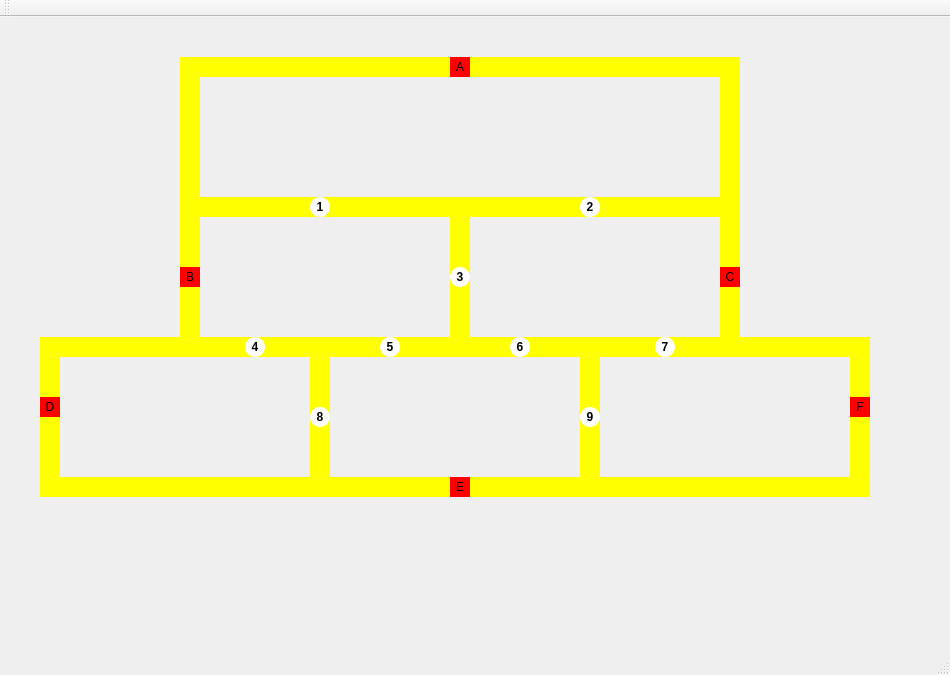
The window that mainwindow.ui (helena-varela/projeto-trem) describes before a commit, drawn with Qt 5.
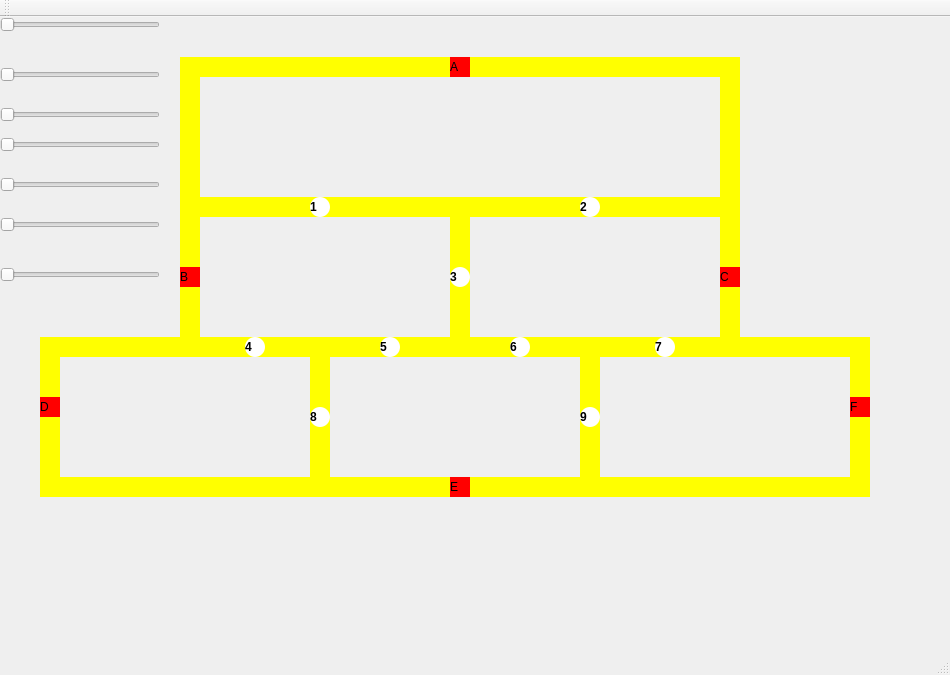
The same window after the commit.

Commit message: correções na ui e main

```diff
--- a/mainwindow.ui
+++ b/mainwindow.ui
@@ -30,10 +30,7 @@
      <string>A</string>
     </property>
     <property name="textFormat">
-     <enum>Qt::TextFormat::AutoText</enum>
-    </property>
-    <property name="alignment">
-     <set>Qt::AlignmentFlag::AlignCenter</set>
+     <enum>Qt::PlainText</enum>
     </property>
    </widget>
    <widget class="QLabel" name="label_trem2">
@@ -51,9 +48,6 @@
     <property name="text">
      <string>B</string>
     </property>
-    <property name="alignment">
-     <set>Qt::AlignmentFlag::AlignCenter</set>
-    </property>
    </widget>
    <widget class="QLabel" name="label_trem3">
     <property name="geometry">
@@ -70,9 +64,6 @@
     <property name="text">
      <string>C</string>
     </property>
-    <property name="alignment">
-     <set>Qt::AlignmentFlag::AlignCenter</set>
-    </property>
    </widget>
    <widget class="QLabel" name="label_trem4">
     <property name="geometry">
@@ -89,9 +80,6 @@
     <property name="text">
      <string>D</string>
     </property>
-    <property name="alignment">
-     <set>Qt::AlignmentFlag::AlignCenter</set>
-    </property>
    </widget>
    <widget class="QLabel" name="label_trem5">
     <property name="geometry">
@@ -108,9 +96,6 @@
     <property name="text">
      <string>E</string>
     </property>
-    <property name="alignment">
-     <set>Qt::AlignmentFlag::AlignCenter</set>
-    </property>
    </widget>
    <widget class="QLabel" name="label_trem6">
     <property name="geometry">
@@ -127,9 +112,6 @@
     <property name="text">
      <string>F</string>
     </property>
-    <property name="alignment">
-     <set>Qt::AlignmentFlag::AlignCenter</set>
-    </property>
    </widget>
    <widget class="QLabel" name="label_trilho1">
     <property name="geometry">
@@ -439,9 +421,6 @@
     <property name="text">
      <string>1</string>
     </property>
-    <property name="alignment">
-     <set>Qt::AlignmentFlag::AlignCenter</set>
-    </property>
    </widget>
    <widget class="QLabel" name="label_trem2_3">
     <property name="geometry">
@@ -463,9 +442,6 @@
     <property name="text">
      <string>2</string>
     </property>
-    <property name="alignment">
-     <set>Qt::AlignmentFlag::AlignCenter</set>
-    </property>
    </widget>
    <widget class="QLabel" name="label_trem2_4">
     <property name="geometry">
@@ -487,9 +463,6 @@
     <property name="text">
      <string>3</string>
     </property>
-    <property name="alignment">
-     <set>Qt::AlignmentFlag::AlignCenter</set>
-    </property>
    </widget>
    <widget class="QLabel" name="label_trem2_5">
     <property name="geometry">
@@ -511,9 +484,6 @@
     <property name="text">
      <string>4</string>
     </property>
-    <property name="alignment">
-     <set>Qt::AlignmentFlag::AlignCenter</set>
-    </property>
    </widget>
    <widget class="QLabel" name="label_trem2_6">
     <property name="geometry">
@@ -535,9 +505,6 @@
     <property name="text">
      <string>5</string>
     </property>
-    <property name="alignment">
-     <set>Qt::AlignmentFlag::AlignCenter</set>
-    </property>
    </widget>
    <widget class="QLabel" name="label_trem2_7">
     <property name="geometry">
@@ -559,9 +526,6 @@
     <property name="text">
      <string>6</string>
     </property>
-    <property name="alignment">
-     <set>Qt::AlignmentFlag::AlignCenter</set>
-    </property>
    </widget>
    <widget class="QLabel" name="label_trem2_8">
     <property name="geometry">
@@ -583,9 +547,6 @@
     <property name="text">
      <string>7</string>
     </property>
-    <property name="alignment">
-     <set>Qt::AlignmentFlag::AlignCenter</set>
-    </property>
    </widget>
    <widget class="QLabel" name="label_trem2_9">
     <property name="geometry">
@@ -607,9 +568,6 @@
     <property name="text">
      <string>8</string>
     </property>
-    <property name="alignment">
-     <set>Qt::AlignmentFlag::AlignCenter</set>
-    </property>
    </widget>
    <widget class="QLabel" name="label_trem2_10">
     <property name="geometry">
@@ -631,8 +589,117 @@
     <property name="text">
      <string>9</string>
     </property>
-    <property name="alignment">
-     <set>Qt::AlignmentFlag::AlignCenter</set>
+   </widget>
+   <widget class="QSlider" name="slider_a">
+    <property name="geometry">
+     <rect>
+      <x>0</x>
+      <y>0</y>
+      <width>160</width>
+      <height>16</height>
+     </rect>
+    </property>
+    <property name="maximum">
+     <number>200</number>
+    </property>
+    <property name="orientation">
+     <enum>Qt::Horizontal</enum>
+    </property>
+   </widget>
+   <widget class="QSlider" name="slider_b">
+    <property name="geometry">
+     <rect>
+      <x>0</x>
+      <y>50</y>
+      <width>160</width>
+      <height>16</height>
+     </rect>
+    </property>
+    <property name="maximum">
+     <number>200</number>
+    </property>
+    <property name="orientation">
+     <enum>Qt::Horizontal</enum>
+    </property>
+   </widget>
+   <widget class="QSlider" name="slider_c">
+    <property name="geometry">
+     <rect>
+      <x>0</x>
+      <y>90</y>
+      <width>160</width>
+      <height>16</height>
+     </rect>
+    </property>
+    <property name="maximum">
+     <number>200</number>
+    </property>
+    <property name="orientation">
+     <enum>Qt::Horizontal</enum>
+    </property>
+   </widget>
+   <widget class="QSlider" name="slider_d">
+    <property name="geometry">
+     <rect>
+      <x>0</x>
+      <y>120</y>
+      <width>160</width>
+      <height>16</height>
+     </rect>
+    </property>
+    <property name="maximum">
+     <number>200</number>
+    </property>
+    <property name="orientation">
+     <enum>Qt::Horizontal</enum>
+    </property>
+   </widget>
+   <widget class="QSlider" name="slider_e">
+    <property name="geometry">
+     <rect>
+      <x>0</x>
+      <y>160</y>
+      <width>160</width>
+      <height>16</height>
+     </rect>
+    </property>
+    <property name="maximum">
+     <number>200</number>
+    </property>
+    <property name="orientation">
+     <enum>Qt::Horizontal</enum>
+    </property>
+   </widget>
+   <widget class="QSlider" name="slider_f">
+    <property name="geometry">
+     <rect>
+      <x>0</x>
+      <y>200</y>
+      <width>160</width>
+      <height>16</height>
+     </rect>
+    </property>
+    <property name="maximum">
+     <number>200</number>
+    </property>
+    <property name="orientation">
+     <enum>Qt::Horizontal</enum>
+    </property>
+   </widget>
+   <widget class="QSlider" name="slider_m">
+    <property name="geometry">
+     <rect>
+      <x>0</x>
+      <y>250</y>
+      <width>160</width>
+      <height>16</height>
+     </rect>
+    </property>
+    <property name="maximum">
+     <number>200</number>
+    </property>
+    <property name="orientation">
+     <enum>Qt::Horizontal</enum>
     </property>
    </widget>
    <zorder>label_trilho1</zorder>
```
Left out of the diff: 9 changed lines with no effect on the pictures. The commit also changes 1 other file.
